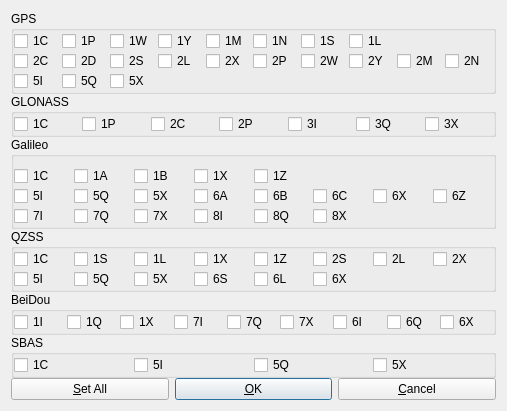
Qt form app/rtkconv_qt/codeopt.ui (tomojitakasu/RTKLIB) before a commit.
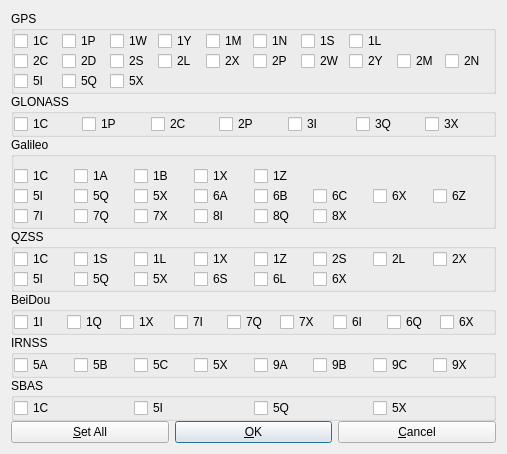
The same form after that commit.

Commit message: - update QT apps to lastest VCL version - activate IRNSS in septentrio receiver support

What changed in the file:
```diff
--- a/app/rtkconv_qt/codeopt.ui
+++ b/app/rtkconv_qt/codeopt.ui
@@ -7,7 +7,7 @@
     <x>0</x>
     <y>0</y>
     <width>507</width>
-    <height>400</height>
+    <height>431</height>
    </rect>
   </property>
   <property name="windowTitle">
@@ -1062,6 +1062,86 @@
      </layout>
     </widget>
    </item>
+   <item>
+    <widget class="QGroupBox" name="groupBox7">
+     <property name="title">
+      <string>IRNSS</string>
+     </property>
+     <layout class="QGridLayout" name="gridLayout_7">
+      <property name="leftMargin">
+       <number>0</number>
+      </property>
+      <property name="topMargin">
+       <number>0</number>
+      </property>
+      <property name="rightMargin">
+       <number>0</number>
+      </property>
+      <property name="bottomMargin">
+       <number>0</number>
+      </property>
+      <property name="spacing">
+       <number>0</number>
+      </property>
+      <item row="1" column="5">
+       <widget class="QCheckBox" name="I53">
+        <property name="text">
+         <string>9B</string>
+        </property>
+       </widget>
+      </item>
+      <item row="1" column="1">
+       <widget class="QCheckBox" name="I50">
+        <property name="text">
+         <string>5B</string>
+        </property>
+       </widget>
+      </item>
+      <item row="1" column="3">
+       <widget class="QCheckBox" name="I26">
+        <property name="text">
+         <string>5X</string>
+        </property>
+       </widget>
+      </item>
+      <item row="1" column="2">
+       <widget class="QCheckBox" name="I51">
+        <property name="text">
+         <string>5C</string>
+        </property>
+       </widget>
+      </item>
+      <item row="1" column="4">
+       <widget class="QCheckBox" name="I52">
+        <property name="text">
+         <string>9A</string>
+        </property>
+       </widget>
+      </item>
+      <item row="1" column="6">
+       <widget class="QCheckBox" name="I54">
+        <property name="text">
+         <string>9C</string>
+        </property>
+       </widget>
+      </item>
+      <item row="1" column="0">
+       <widget class="QCheckBox" name="I49">
+        <property name="text">
+         <string>5A</string>
+        </property>
+       </widget>
+      </item>
+      <item row="1" column="7">
+       <widget class="QCheckBox" name="I55">
+        <property name="text">
+         <string>9X</string>
+        </property>
+       </widget>
+      </item>
+     </layout>
+    </widget>
+   </item>
    <item>
     <widget class="QGroupBox" name="GroupBox5">
      <property name="toolTip">
```
Left out of the diff: 26 changed lines with no effect on the pictures. The commit also changes 50 other files.
